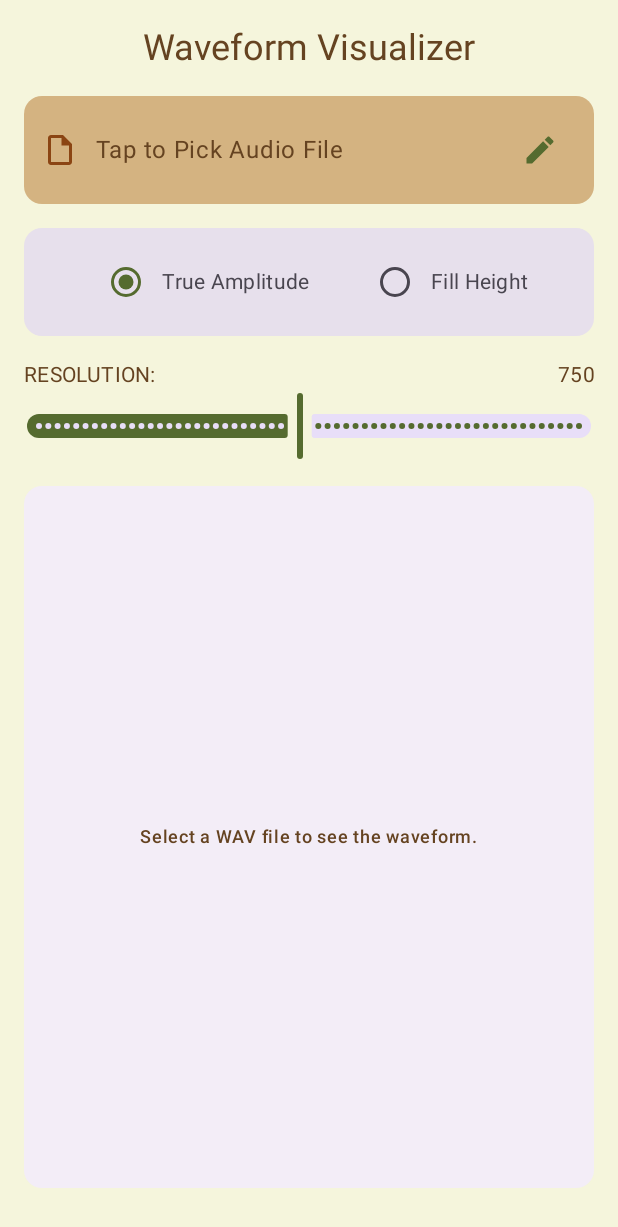
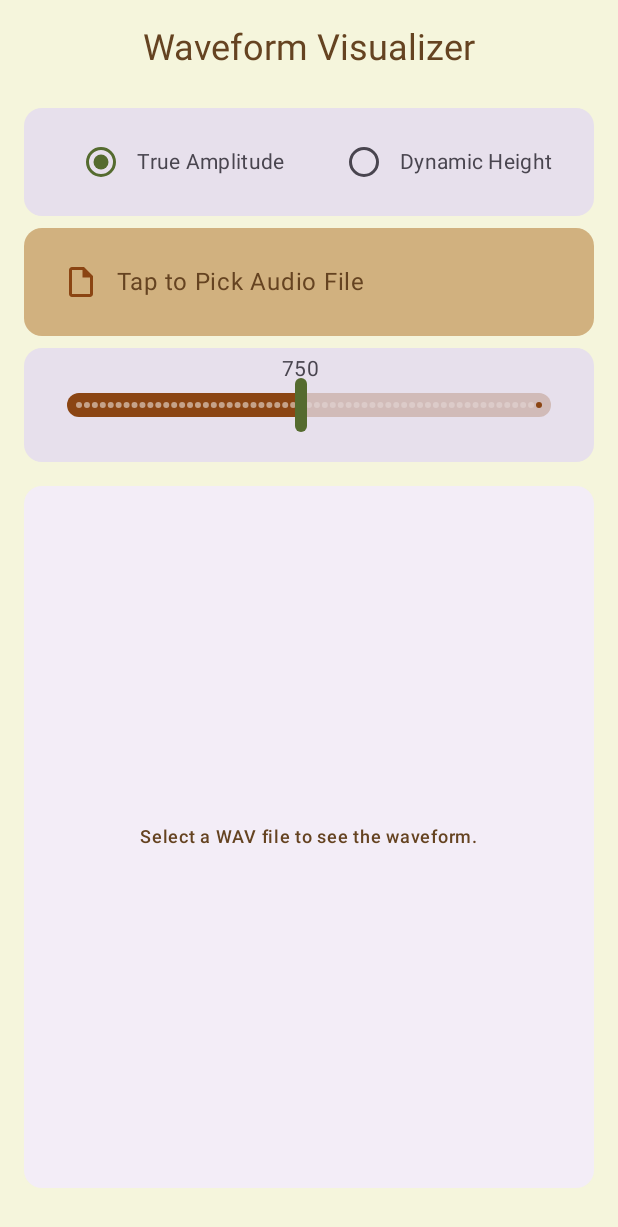
Before and after one commit to hypnozee/waveviewer, an Android app built with Jetpack Compose: the screen it shows after launch (MainActivity), on a phone screen of 412 x 824 dp. Shown: the top 1227 px of the screen. Run offline under Robolectric (Android 15) with nearby library versions, the phone set to English and light mode, and no system bars.

Commit message:
UI improvements and haptic feedback for new slider component.

```diff
--- a/domain/src/main/java/com/paradoxcat/waveformtest/domain/processor/WavStreamProcessor.kt
+++ b/domain/src/main/java/com/paradoxcat/waveformtest/domain/processor/WavStreamProcessor.kt
@@ -111,8 +111,8 @@ object WavStreamProcessor {
             0.0 // Should be caught by validation earlier, but defensive
         }
         return SegmentState(
-            minValues = FloatArray(targetSegments) { Float.POSITIVE_INFINITY },
-            maxValues = FloatArray(targetSegments) { Float.NEGATIVE_INFINITY },
+            minValues = FloatArray(targetSegments) { MAX_16_BIT },
+            maxValues = FloatArray(targetSegments) { - MAX_16_BIT },
             populated = BooleanArray(targetSegments) { false },
             samplesPerSegment = samplesPerSegmentValue
         )
--- a/ui/src/main/java/com/paradoxcat/waveformtest/ui/components/FilePickerBar.kt
+++ b/ui/src/main/java/com/paradoxcat/waveformtest/ui/components/FilePickerBar.kt
@@ -9,9 +9,7 @@ import androidx.compose.foundation.layout.padding
 import androidx.compose.foundation.layout.width
 import androidx.compose.material.icons.Icons
 import androidx.compose.material.icons.automirrored.outlined.InsertDriveFile
-import androidx.compose.material.icons.filled.Edit
 import androidx.compose.material3.Icon
-import androidx.compose.material3.IconButton
 import androidx.compose.material3.MaterialTheme
 import androidx.compose.material3.Surface
 import androidx.compose.material3.Text
@@ -34,18 +32,19 @@ fun FilePickerBar(
             .fillMaxWidth()
             .clickable(onClick = onPickFile),
         shape = MaterialTheme.shapes.medium,
-        tonalElevation = 2.dp,
+        tonalElevation = 4.dp,
         color = MaterialTheme.colorScheme.surface
     ) {
         Row(
             modifier = Modifier
                 .fillMaxWidth()
-                .padding(horizontal = 12.dp, vertical = 12.dp),
+                .padding(horizontal = 26.dp, vertical = 24.dp),
             verticalAlignment = Alignment.CenterVertically,
-            horizontalArrangement = Arrangement.SpaceBetween
+            horizontalArrangement = Arrangement.Center
         ) {
             Row(
                 verticalAlignment = Alignment.CenterVertically,
+                horizontalArrangement = Arrangement.Start,
                 modifier = Modifier.weight(1f)
             ) {
                 Icon(
@@ -59,13 +58,6 @@ fun FilePickerBar(
                     style = MaterialTheme.typography.bodyLarge,
                     maxLines = if (fileName == null) 1 else 2,
                     overflow = TextOverflow.Ellipsis
-                )
-            }
-            IconButton(onClick = onPickFile) {
-                Icon(
-                    imageVector = Icons.Filled.Edit,
-                    contentDescription = "Change audio file",
-                    tint = MaterialTheme.colorScheme.primary
                 )
             }
         }
--- a/ui/src/main/java/com/paradoxcat/waveformtest/ui/components/NormalizationToggle.kt
+++ b/ui/src/main/java/com/paradoxcat/waveformtest/ui/components/NormalizationToggle.kt
@@ -3,10 +3,8 @@ package com.paradoxcat.waveformtest.ui.components
 import androidx.compose.foundation.clickable
 import androidx.compose.foundation.layout.Arrangement
 import androidx.compose.foundation.layout.Row
-import androidx.compose.foundation.layout.Spacer
 import androidx.compose.foundation.layout.fillMaxWidth
 import androidx.compose.foundation.layout.padding
-import androidx.compose.foundation.layout.width
 import androidx.compose.material3.MaterialTheme
 import androidx.compose.material3.RadioButton
 import androidx.compose.material3.Surface
@@ -35,15 +33,14 @@ fun NormalizationToggle(
         Row(
             modifier = Modifier
                 .fillMaxWidth()
-                .padding(horizontal = 16.dp, vertical = 8.dp),
-            horizontalArrangement = Arrangement.Center,
-            verticalAlignment = Alignment.CenterVertically
+                .padding(vertical = 8.dp),
+            horizontalArrangement = Arrangement.SpaceEvenly,
         ) {
             Row(
                 verticalAlignment = Alignment.CenterVertically,
                 modifier = Modifier
                     .clickable { if (dynamicNormalizationEnabled) onToggle() }
-                    .padding(horizontal = 8.dp, vertical = 4.dp)
+                    .padding(vertical = 4.dp)
             ) {
                 RadioButton(
                     selected = !dynamicNormalizationEnabled,
@@ -51,18 +48,17 @@ fun NormalizationToggle(
                 )
                 Text("True Amplitude", style = MaterialTheme.typography.bodyMedium)
             }
-            Spacer(modifier = Modifier.width(16.dp))
             Row(
                 verticalAlignment = Alignment.CenterVertically,
                 modifier = Modifier
                     .clickable { if (!dynamicNormalizationEnabled) onToggle() }
-                    .padding(horizontal = 8.dp, vertical = 4.dp)
+                    .padding(vertical = 4.dp)
             ) {
                 RadioButton(
                     selected = dynamicNormalizationEnabled,
                     onClick = { if (!dynamicNormalizationEnabled) onToggle() }
                 )
-                Text("Fill Height", style = MaterialTheme.typography.bodyMedium)
+                Text("Dynamic Height", style = MaterialTheme.typography.bodyMedium)
             }
         }
     }
--- a/ui/src/main/java/com/paradoxcat/waveformtest/ui/components/TargetSegmentsControl.kt
+++ b/ui/src/main/java/com/paradoxcat/waveformtest/ui/components/TargetSegmentsControl.kt
@@ -1,70 +1,151 @@
 package com.paradoxcat.waveformtest.ui.components
 
-import androidx.compose.foundation.layout.Arrangement
+import android.view.HapticFeedbackConstants
+import androidx.compose.foundation.interaction.DragInteraction
+import androidx.compose.foundation.interaction.MutableInteractionSource
+import androidx.compose.foundation.layout.Box
 import androidx.compose.foundation.layout.Column
-import androidx.compose.foundation.layout.Row
 import androidx.compose.foundation.layout.fillMaxWidth
+import androidx.compose.foundation.layout.padding
+import androidx.compose.material3.ExperimentalMaterial3Api
 import androidx.compose.material3.MaterialTheme
 import androidx.compose.material3.Slider
+import androidx.compose.material3.SliderDefaults
+import androidx.compose.material3.SliderState
+import androidx.compose.material3.Surface
 import androidx.compose.material3.Text
 import androidx.compose.runtime.Composable
 import androidx.compose.runtime.LaunchedEffect
 import androidx.compose.runtime.getValue
 import androidx.compose.runtime.mutableFloatStateOf
+import androidx.compose.runtime.mutableIntStateOf
+import androidx.compose.runtime.mutableStateOf
 import androidx.compose.runtime.remember
 import androidx.compose.runtime.setValue
 import androidx.compose.ui.Alignment
 import androidx.compose.ui.Modifier
-import androidx.compose.ui.text.style.TextAlign
+import androidx.compose.ui.graphics.Color
+import androidx.compose.ui.graphics.graphicsLayer
+import androidx.compose.ui.platform.LocalView
+import androidx.compose.ui.tooling.preview.PreviewLightDark
+import androidx.compose.ui.unit.DpSize
+import androidx.compose.ui.unit.dp
 import com.paradoxcat.waveformtest.ui.screen.MAX_TARGET_SEGMENTS
 import com.paradoxcat.waveformtest.ui.screen.MIN_TARGET_SEGMENTS
 import com.paradoxcat.waveformtest.ui.screen.WaveScreenIntent
+import com.paradoxcat.waveformtest.ui.theme.ParadoxWaveViewerTheme
 import kotlin.math.roundToInt
 
+@OptIn(ExperimentalMaterial3Api::class)
 @Composable
 fun TargetSegmentsControl(
     currentTargetSegments: Int,
     onIntent: (WaveScreenIntent) -> Unit,
     modifier: Modifier = Modifier,
 ) {
-    Column(modifier = modifier.fillMaxWidth()) {
-        // Local state for the slider's raw float position.
+    val view = LocalView.current
+    val interactionSource = remember { MutableInteractionSource() }
     var sliderPosition by remember { mutableFloatStateOf(currentTargetSegments.toFloat()) }
+    var previousRoundedValueForHaptics by remember { mutableIntStateOf(currentTargetSegments) }
+    var isDragging by remember { mutableStateOf(false) }
 
-        Row(
-            modifier = Modifier.fillMaxWidth(),
-            verticalAlignment = Alignment.CenterVertically,
-            horizontalArrangement = Arrangement.SpaceBetween
-        ) {
-            Text(
-                text = "RESOLUTION:",
-                style = MaterialTheme.typography.bodyMedium
-            )
-            Text(
-                // Text reads the rounded value of the local sliderPosition for live updates
-                text = sliderPosition.roundToInt().toString(),
-                style = MaterialTheme.typography.bodyMedium,
-                textAlign = TextAlign.End
-            )
+    LaunchedEffect(interactionSource) {
+        interactionSource.interactions.collect { interaction ->
+            when (interaction) {
+                is DragInteraction.Start -> isDragging = true
+                is DragInteraction.Stop -> isDragging = false
+                is DragInteraction.Cancel -> isDragging = false
+            }
+        }
     }
 
-        // Sync slider's position if currentTargetSegments changes
     LaunchedEffect(currentTargetSegments) {
-            sliderPosition = currentTargetSegments.toFloat()
+        val newTargetFloat = currentTargetSegments.toFloat()
+        if (sliderPosition != newTargetFloat) {
+            sliderPosition = newTargetFloat
+            previousRoundedValueForHaptics = newTargetFloat.roundToInt()
         }
+    }
+
+    Surface(
+        modifier = modifier
+            .fillMaxWidth(),
+        shape = MaterialTheme.shapes.medium,
+        color = MaterialTheme.colorScheme.surfaceVariant,
+        tonalElevation = 1.dp
+    ) {
+        Column(
+            modifier = Modifier
+                .fillMaxWidth()
+                .padding(
+                    horizontal = 16.dp,
+                    vertical = 14.dp
+                ),
+        ) {
+
+
+            val sliderColors = SliderDefaults.colors(
+                thumbColor = Color.Transparent,
+                activeTrackColor = MaterialTheme.colorScheme.secondary,
+                inactiveTrackColor = MaterialTheme.colorScheme.secondary.copy(alpha = 0.24f),
+                activeTickColor = MaterialTheme.colorScheme.onSecondary.copy(alpha = 0.5f),
+                inactiveTickColor = MaterialTheme.colorScheme.onSecondary.copy(alpha = 0.24f)
+            )
 
             Slider(
                 value = sliderPosition,
                 onValueChange = { newValue ->
                     sliderPosition = newValue
+                    val currentRoundedValue = newValue.roundToInt()
+                    if (previousRoundedValueForHaptics != currentRoundedValue) {
+                        view.performHapticFeedback(HapticFeedbackConstants.VIRTUAL_KEY)
+                        previousRoundedValueForHaptics = currentRoundedValue
+                    }
                 },
+                modifier = Modifier.fillMaxWidth(),
+                steps = (MAX_TARGET_SEGMENTS - MIN_TARGET_SEGMENTS) / 25 - 1,
                 valueRange = MIN_TARGET_SEGMENTS.toFloat()..MAX_TARGET_SEGMENTS.toFloat(),
-            steps = (MAX_TARGET_SEGMENTS - MIN_TARGET_SEGMENTS) / 25 - 1,
                 onValueChangeFinished = {
-                // Send the intent with the final sliderPosition
                     onIntent(WaveScreenIntent.TargetSegmentsChanged(sliderPosition.roundToInt()))
                 },
-            modifier = Modifier.fillMaxWidth()
+                interactionSource = interactionSource,
+                colors = sliderColors,
+                track = { currentTrackSliderState: SliderState ->
+                    SliderDefaults.Track(
+                        sliderState = currentTrackSliderState,
+                        colors = sliderColors,
+                        thumbTrackGapSize = 0.dp,
+                    )
+                },
+                thumb = { currentThumbSliderState: SliderState ->
+                    Box(
+                        contentAlignment = Alignment.Center
+                    ) {
+                        SliderDefaults.Thumb(
+                            interactionSource = interactionSource,
+                            thumbSize = DpSize(8.dp, 36.dp),
+                        )
+                        Text(
+                            text = sliderPosition.roundToInt().toString(),
+                            style = if (isDragging) MaterialTheme.typography.bodyLarge else MaterialTheme.typography.bodyMedium,
+                            modifier = Modifier.graphicsLayer {
+                                translationY = -(24.dp.toPx())
+                            }
                         )
                     }
                 }
+            )
+        }
+    }
+}
+
+@PreviewLightDark
+@Composable
+fun TargetSegmentsControlPreview() {
+    ParadoxWaveViewerTheme {
+        TargetSegmentsControl(
+            currentTargetSegments = 650,
+            onIntent = {}
+        )
+    }
+}
--- a/ui/src/main/java/com/paradoxcat/waveformtest/ui/screen/WaveScreen.kt
+++ b/ui/src/main/java/com/paradoxcat/waveformtest/ui/screen/WaveScreen.kt
@@ -86,24 +86,26 @@ fun WaveScreenContent(
         ) {
 
             Text(text = "Waveform Visualizer", style = MaterialTheme.typography.headlineSmall)
+
             Spacer(modifier = Modifier.height(16.dp))
+
+            NormalizationToggle(
+                dynamicNormalizationEnabled = viewState.dynamicNormalizationEnabled,
+                onToggle = { onIntent(WaveScreenIntent.ToggleDynamicNormalization) }
+            )
 
             FilePickerBar(
                 fileName = viewState.fileName,
                 onPickFile = pickFileAction
             )
-            Spacer(modifier = Modifier.height(8.dp))
 
-            NormalizationToggle(
-                dynamicNormalizationEnabled = viewState.dynamicNormalizationEnabled,
-                onToggle = { onIntent(WaveScreenIntent.ToggleDynamicNormalization) }
-            )
             Spacer(modifier = Modifier.height(8.dp))
 
             TargetSegmentsControl(
                 currentTargetSegments = viewState.currentTargetSegments,
                 onIntent = onIntent
             )
+
             Spacer(modifier = Modifier.height(8.dp))
 
             Box(
```
Lines whose indentation alone changed are shown as unchanged.
